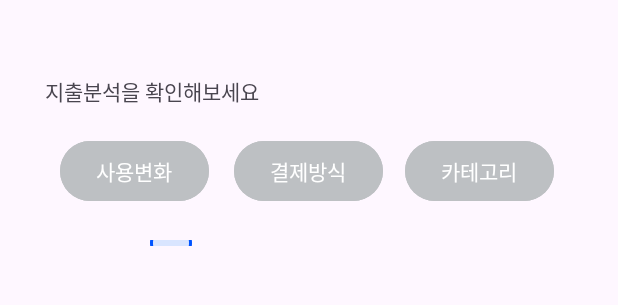
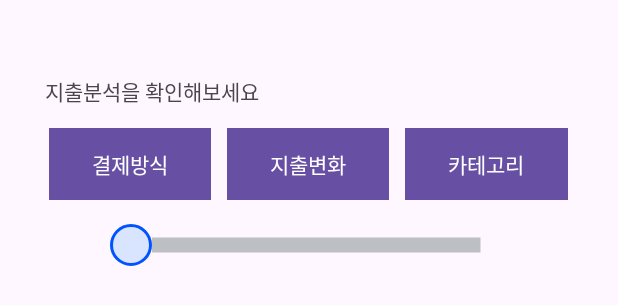
Before and after one commit to yunakoh/MoneyTracker, an Android app: the layout fragment_stats.xml on its own in the app's theme, with its tools: preview values and no code run, on a phone screen of 412 x 824 dp. Shown: the top 305 px of the screen. Run offline under Robolectric (Android 15) with nearby library versions, the phone set to English and light mode, and no system bars.

Commit message:
feat:통계 구현중

```diff
--- a/app/src/main/java/com/example/ocrreceipt/ui/stats/LineChartFragment.java
+++ b/app/src/main/java/com/example/ocrreceipt/ui/stats/LineChartFragment.java
@@ -34,6 +34,10 @@ import java.util.ArrayList;
 public class LineChartFragment extends Fragment {
 
     private FragmentLinechartBinding binding;
+
+    public LineChartFragment(){
+
+    }
 
 
     public View onCreateView(@NonNull LayoutInflater inflater,
@@ -92,6 +96,7 @@ public class LineChartFragment extends Fragment {
         LineDataSet dataSet = new LineDataSet(entries, "Label"); // 그래프에 대한 라벨
         dataSet.setDrawCircles(false); // 포인트에 원을 그리지 않습니다.
         dataSet.setDrawValues(false); // 값의 텍스트를 그리지 않습니다.
+        dataSet.setLineWidth(3f); // 3f는 선의 두께를 나타냅니다.
 
         LineData lineData = new LineData(dataSet);
 
@@ -106,4 +111,5 @@ public class LineChartFragment extends Fragment {
             return String.valueOf((int) value);
         }
     }
+
 }
--- /dev/null
+++ b/app/src/main/res/color/button_selector.xml
@@ -0,0 +1,8 @@
+<?xml version="1.0" encoding="utf-8"?>
+<!-- res/color/button_selector.xml -->
+<selector xmlns:android="http://schemas.android.com/apk/res/android">
+    <!-- Default state -->
+    <item android:state_activated="false" android:color="@android:color/darker_gray" />
+    <!-- Activated state -->
+    <item android:state_activated="true" android:color="@android:color/holo_blue_light" />
+</selector>
--- a/app/src/main/res/drawable/seekbar_bar.xml
+++ b/app/src/main/res/drawable/seekbar_bar.xml
@@ -5,7 +5,7 @@
     <item android:id="@android:id/background">
         <!-- 선 : 길이 -->
         <shape android:shape="line">
-            <stroke android:width="5dp" android:color="@color/gray" />
+            <stroke android:width="10dp" android:color="@color/dark_gray" />
         </shape>
     </item>
 
@@ -13,7 +13,7 @@
     <item android:id="@android:id/progress" >
         <clip>
             <shape android:shape="line">
-                <stroke android:width="6dp" android:color="@color/blue" />
+                <stroke android:width="9dp" android:color="@color/blue" />
             </shape>
         </clip>
     </item>
--- a/app/src/main/res/layout/fragment_stats.xml
+++ b/app/src/main/res/layout/fragment_stats.xml
@@ -1,9 +1,9 @@
 <?xml version="1.0" encoding="utf-8"?>
-<RelativeLayout xmlns:android="http://schemas.android.com/apk/res/android"
-    xmlns:tools="http://schemas.android.com/tools"
+<androidx.constraintlayout.widget.ConstraintLayout
+    xmlns:android="http://schemas.android.com/apk/res/android"
+    xmlns:app="http://schemas.android.com/apk/res-auto"
     android:layout_width="match_parent"
-    android:layout_height="match_parent"
-    tools:context=".ui.stats.StatsFragment">
+    android:layout_height="match_parent">
 
     <TextView
         android:id="@+id/text"
@@ -11,50 +11,92 @@
         android:layout_height="wrap_content"
         android:layout_marginLeft="30dp"
         android:layout_marginTop="50dp"
-        android:text="지출분석을 확인해보세요" />
+        android:text="지출분석을 확인해보세요"
+        app:layout_constraintTop_toTopOf="parent"
+        app:layout_constraintStart_toStartOf="parent"/>
 
+    <LinearLayout
+        android:id="@+id/buttonsLayout"
+        android:layout_width="match_parent"
+        android:layout_height="wrap_content"
+        android:orientation="horizontal"
+        android:gravity="center"
+        android:layout_marginTop="85dp"
+        app:layout_constraintTop_toTopOf="parent"
+        app:layout_constraintStart_toStartOf="parent"
+        app:layout_constraintEnd_toEndOf="parent">
+
+        <!-- Left Margin -->
+        <View
+            android:layout_width="0dp"
+            android:layout_height="0dp"
+            android:layout_weight="0.7"/>
+
+        <!-- Button 1 -->
+        <Button
+            android:id="@+id/method"
+            android:layout_width="0dp"
+            android:layout_height="wrap_content"
+            android:layout_weight="2.3"
+            android:text="결제방식"
+            android:background="@color/button_selector"
+            android:layout_marginEnd="5dp"
+            android:set_activated="true"
+            android:onClick="onButtonClick"/>
+
+        <!-- Center Button -->
         <Button
             android:id="@+id/variance"
-        android:layout_width="wrap_content"
+            android:layout_width="0dp"
             android:layout_height="wrap_content"
-        android:text="사용변화"
-        android:layout_marginTop="90dp"
-        android:layout_marginLeft="40dp"
-        android:backgroundTint="@color/dark_gray"/>
+            android:layout_weight="2.3"
+            android:text="지출변화"
+            android:background="@color/button_selector"
+            android:layout_marginStart="5dp"
+            android:layout_marginEnd="5dp"
+            android:onClick="onButtonClick" />
 
-    <Button
-        android:id="@+id/method"
-        android:layout_width="wrap_content"
-        android:layout_height="wrap_content"
-        android:text="결제방식"
-        android:layout_marginTop="90dp"
-        android:layout_centerHorizontal="true"
-        android:backgroundTint="@color/dark_gray"/>
-
+        <!-- Button 2 -->
         <Button
             android:id="@+id/category"
-        android:layout_width="wrap_content"
+            android:layout_width="0dp"
             android:layout_height="wrap_content"
+            android:layout_weight="2.3"
             android:text="카테고리"
-        android:layout_marginTop="90dp"
-        android:layout_marginLeft="270dp"
-        android:backgroundTint="@color/dark_gray"/>
+            android:background="@color/button_selector"
+            android:layout_marginStart="5dp"
+            android:onClick="onButtonClick"/>
 
+        <!-- Right Margin -->
+        <View
+            android:layout_width="0dp"
+            android:layout_height="0dp"
+            android:layout_weight="0.7"/>
+
+    </LinearLayout>
+
+    <!-- SeekBar -->
     <SeekBar
-        android:layout_width="215dp"
-        android:layout_height="4dp"
+        android:id="@+id/seekBar"
+        android:layout_width="270dp"
+        android:layout_height="wrap_content"
         android:layout_gravity="center"
         android:progressDrawable="@drawable/seekbar_bar"
         android:thumb="@drawable/seekbar_thumb"
-        android:layout_marginTop="160dp"
-        android:layout_centerHorizontal="true"/>
+        android:layout_marginTop="16dp"
+        app:layout_constraintTop_toBottomOf="@+id/buttonsLayout"
+        app:layout_constraintStart_toStartOf="parent"
+        app:layout_constraintEnd_toEndOf="parent"/>
 
+    <!-- Graph Container -->
     <FrameLayout
         android:id="@+id/graph_container"
         android:layout_width="match_parent"
         android:layout_height="match_parent"
-        android:layout_marginTop="190dp"/>
+        android:layout_marginTop="16dp"
+        app:layout_constraintTop_toBottomOf="@+id/seekBar"
+        app:layout_constraintBottom_toBottomOf="parent"
+        app:layout_constraintStart_toStartOf="parent"
+        app:layout_constraintEnd_toEndOf="parent"/>
 
-
-
-</RelativeLayout>
+</androidx.constraintlayout.widget.ConstraintLayout>
```
Also changed, not shown: app/src/main/java/com/example/ocrreceipt/DetailFragment.java (+8 -1 lines), app/src/main/java/com/example/ocrreceipt/ui/home/HistoryFragment.java (+1 -11 lines), app/src/main/java/com/example/ocrreceipt/ui/home/HomeFragment.java (+0 -15 lines), app/src/main/java/com/example/ocrreceipt/ui/stats/MethodFragment.java (+10 -0 lines), app/src/main/java/com/example/ocrreceipt/ui/stats/StatsFragment.java (+64 -51 lines), app/src/main/res/layout/fragment_method.xml (renamed from app/src/main/res/layout/layout_piechart.xml). Lines whose indentation alone changed are shown as unchanged.
